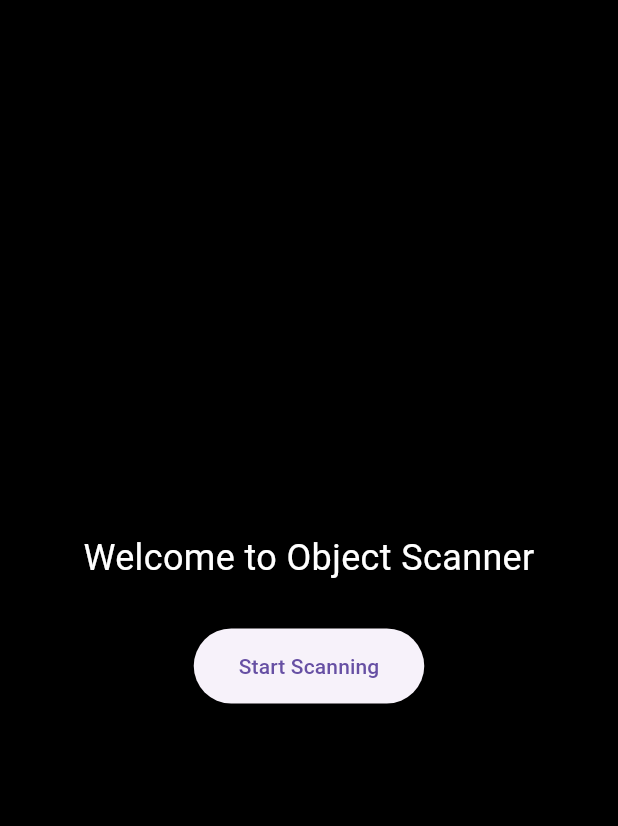
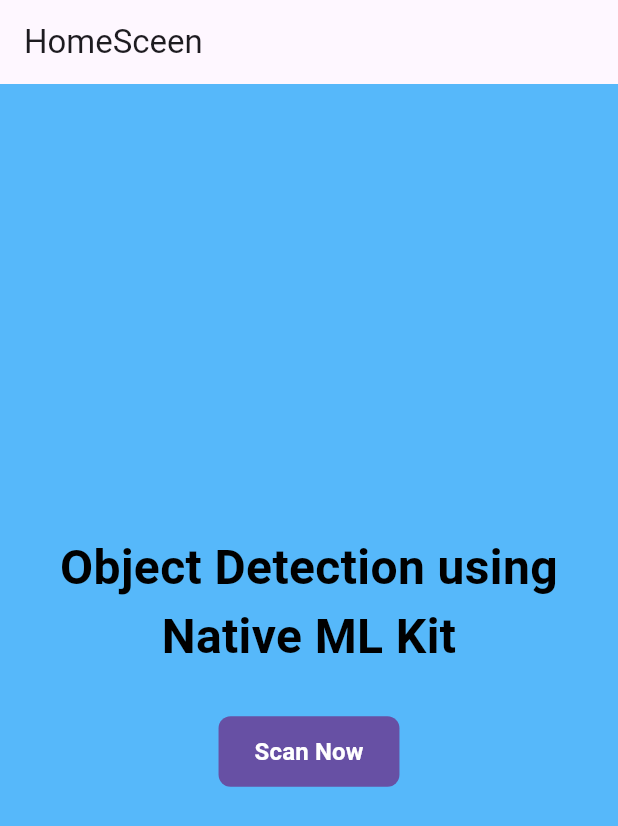
Before and after one commit to Wannabe-King/Object-Detection-ML-Kit, a Flutter app: the screen it shows after launch, on a phone screen of 412 x 824 dp. Shown: the top 826 px of the screen. Run offline on Flutter 3.47's test engine with Material 3 defaults, Android fonts, the light colour scheme and no system bars; our stand-ins replace permission_handler.

Commit message:
making some ui changes

```diff
--- a/lib/homescreen.dart
+++ b/lib/homescreen.dart
@@ -1,7 +1,6 @@
 import 'package:flutter/material.dart';
-import 'package:flutter/services.dart';
 import 'package:object_dection_flutter/camscreen.dart';
-import 'package:permission_handler/permission_handler.dart';
+import 'package:object_dection_flutter/utils/button.dart';
 
 class HomeScreen extends StatelessWidget {
   const HomeScreen({super.key});
@@ -9,31 +8,30 @@ class HomeScreen extends StatelessWidget {
   @override
   Widget build(BuildContext context) {
     return Scaffold(
-      backgroundColor: Colors.black,
+      backgroundColor: const Color.fromARGB(255, 86, 184, 250),
+      appBar: AppBar(title: (Text("HomeSceen"))),
       body: Center(
         child: Column(
           mainAxisAlignment: MainAxisAlignment.center,
           children: [
             const Text(
-              'Welcome to Object Scanner',
-              style: TextStyle(fontSize: 24, color: Colors.white),
+              'Object Detection using Native ML Kit',
+              style: TextStyle(
+                fontSize: 32,
+                color: Colors.black,
+                fontWeight: FontWeight.bold,
+              ),
               textAlign: TextAlign.center,
             ),
             const SizedBox(height: 30),
-            ElevatedButton(
+            CustomButton(
+              text: "Scan Now",
               onPressed: () {
                 Navigator.push(
                   context,
                   MaterialPageRoute(builder: (_) => const CameraScreen()),
                 );
               },
-              style: ElevatedButton.styleFrom(
-                padding: const EdgeInsets.symmetric(
-                  horizontal: 30,
-                  vertical: 15,
-                ),
-              ),
-              child: const Text('Start Scanning'),
             ),
           ],
         ),
--- a/lib/main.dart
+++ b/lib/main.dart
@@ -1,7 +1,5 @@
 import 'package:flutter/material.dart';
-import 'package:flutter/services.dart';
 import 'package:object_dection_flutter/homescreen.dart';
-import 'package:permission_handler/permission_handler.dart';
 
 void main() {
   runApp(const MyApp());
--- /dev/null
+++ b/lib/utils/button.dart
@@ -0,0 +1,68 @@
+import 'package:flutter/material.dart';
+
+class CustomButton extends StatelessWidget {
+  final String text;
+  final VoidCallback? onPressed;
+  final Color? backgroundColor;
+  final Color? textColor;
+  final EdgeInsetsGeometry? padding;
+  final double borderRadius;
+  final TextStyle? textStyle;
+  final ButtonStyle? style;
+
+  const CustomButton({
+    super.key,
+    required this.text,
+    required this.onPressed,
+    this.backgroundColor,
+    this.textColor = Colors.white,
+    this.padding = const EdgeInsets.symmetric(horizontal: 24, vertical: 12),
+    this.borderRadius = 8.0,
+    this.textStyle,
+    this.style,
+  });
+
+  @override
+  Widget build(BuildContext context) {
+    return ElevatedButton(
+      onPressed: onPressed,
+      style: _buildButtonStyle(context),
+      child: Text(
+        text,
+        style: _buildTextStyle(context),
+      ),
+    );
+  }
+
+  ButtonStyle _buildButtonStyle(BuildContext context) {
+    final defaultStyle = ButtonStyle(
+      backgroundColor: MaterialStateProperty.resolveWith<Color>(
+        (states) => _getBackgroundColor(states, context),
+      ),
+      foregroundColor: MaterialStateProperty.all(textColor),
+      padding: MaterialStateProperty.all(padding),
+      shape: MaterialStateProperty.all(
+        RoundedRectangleBorder(
+          borderRadius: BorderRadius.circular(borderRadius),
+        ),
+      ),
+      elevation: MaterialStateProperty.all(0),
+    );
+
+    return defaultStyle.merge(style);
+  }
+
+  Color _getBackgroundColor(Set<MaterialState> states, BuildContext context) {
+    if (states.contains(MaterialState.disabled)) {
+      return Theme.of(context).disabledColor;
+    }
+    return backgroundColor ?? Theme.of(context).primaryColor;
+  }
+
+  TextStyle _buildTextStyle(BuildContext context) {
+    return TextStyle(
+      fontSize: 16,
+      fontWeight: FontWeight.w600,
+    ).merge(textStyle);
+  }
+}
```
Also changed, not shown: lib/camscreen.dart (+103 -35 lines), lib/utils/statustext.dart (added, +13 -0 lines), 2 other files.
